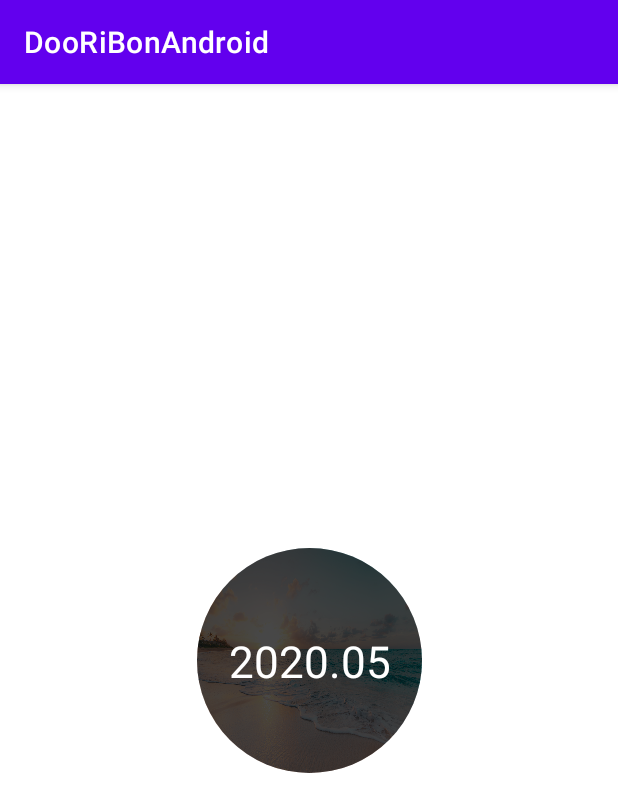
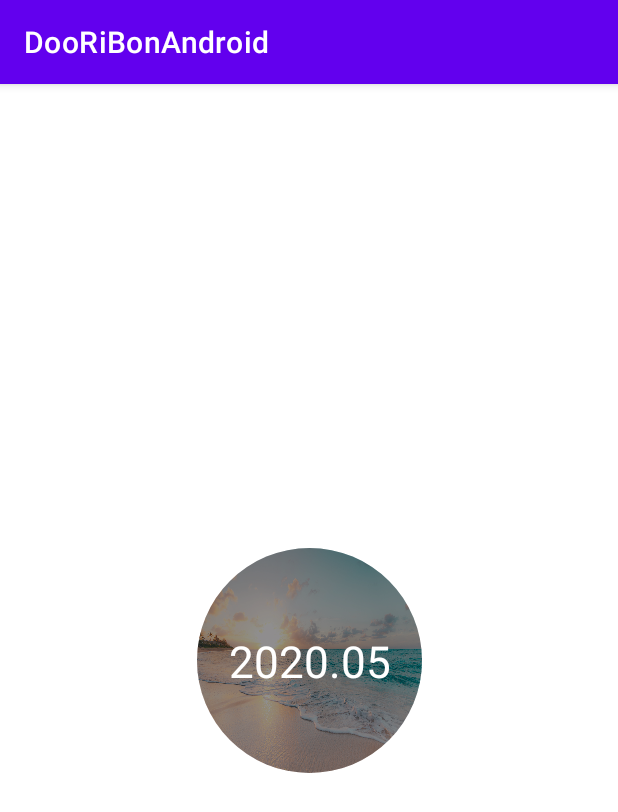
Before and after one commit to TeamDooRiBon/DooRi-Android, an Android app: the screen it shows after launch (MainActivity), on a phone screen of 412 x 824 dp. Shown: the top 812 px of the screen. Run offline under Robolectric (Android 15) with nearby library versions, the phone set to English and light mode, and no system bars.

Commit message:
[CHORE] : ShadowAlpha default 값 수정

```diff
--- a/app/src/main/java/kr/co/dooribon/view/DooRiBonRoundShadowImageView.kt
+++ b/app/src/main/java/kr/co/dooribon/view/DooRiBonRoundShadowImageView.kt
@@ -18,7 +18,7 @@ import kr.co.dooribon.utils.OnChangeProp
  *
  * 타원형의 원을 그리지 않을 것이기 때문에 굳이 radius는 그냥 width로 계산함
  *
- * app:image_view_alpha , 이미지 위에 색상을 끼얹고 싶을때 이미지가 얼마만큼 보이게 할지? 0.6~0.7이 적당함
+ * app:image_view_alpha , 이미지 위에 색상을 끼얹고 싶을때 이미지가 얼마만큼 보이게 할지? 0.4~0.5이 적당함
  * app:image_view_shadow_color , 이미지 위에 끼얹고 싶은 색상 설정
  */
 class DooRiBonRoundShadowImageView @JvmOverloads constructor(
@@ -35,7 +35,7 @@ class DooRiBonRoundShadowImageView @JvmOverloads constructor(
         update()
     }
 
-    var imageViewAlpha by OnChangeProp(0.7f) {
+    var imageViewAlpha by OnChangeProp(0.4f) {
         update()
     }
 
--- a/app/src/main/res/layout/activity_main.xml
+++ b/app/src/main/res/layout/activity_main.xml
@@ -12,7 +12,7 @@
         android:layout_height="150dp"
         android:scaleType="fitXY"
         android:src="@drawable/dummy_round_view"
-        app:image_view_alpha="0.7"
+        app:image_view_alpha="0.4"
         app:image_view_shadow_color="@color/black"
         app:layout_constraintBottom_toBottomOf="parent"
         app:layout_constraintLeft_toLeftOf="parent"
```
